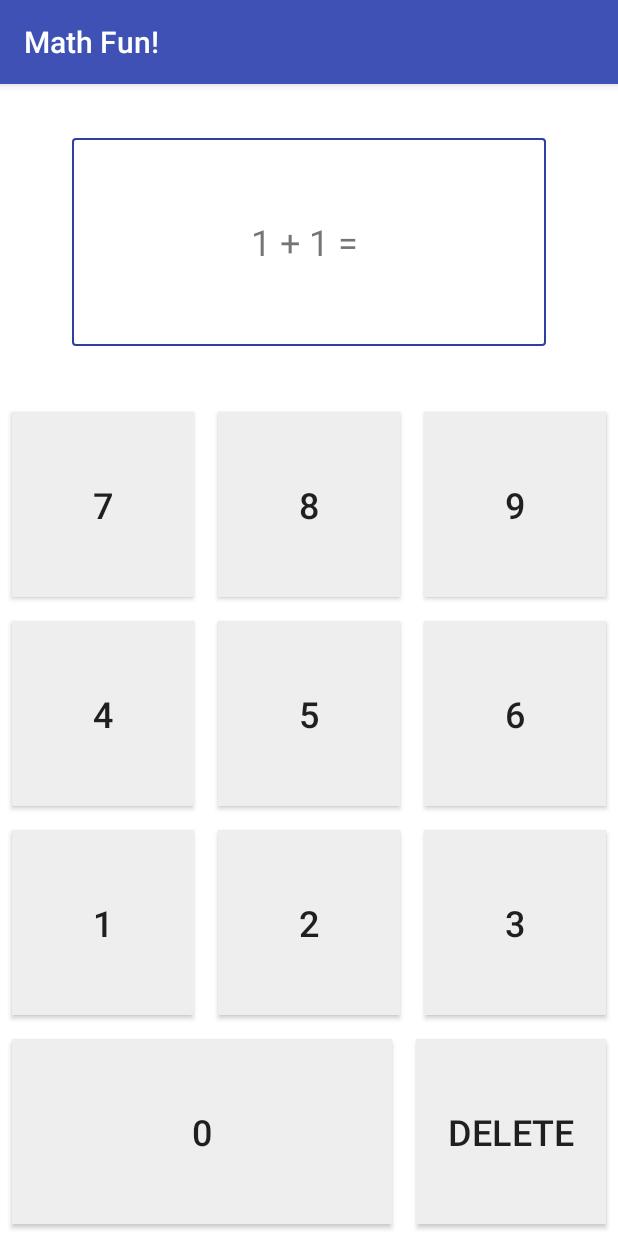
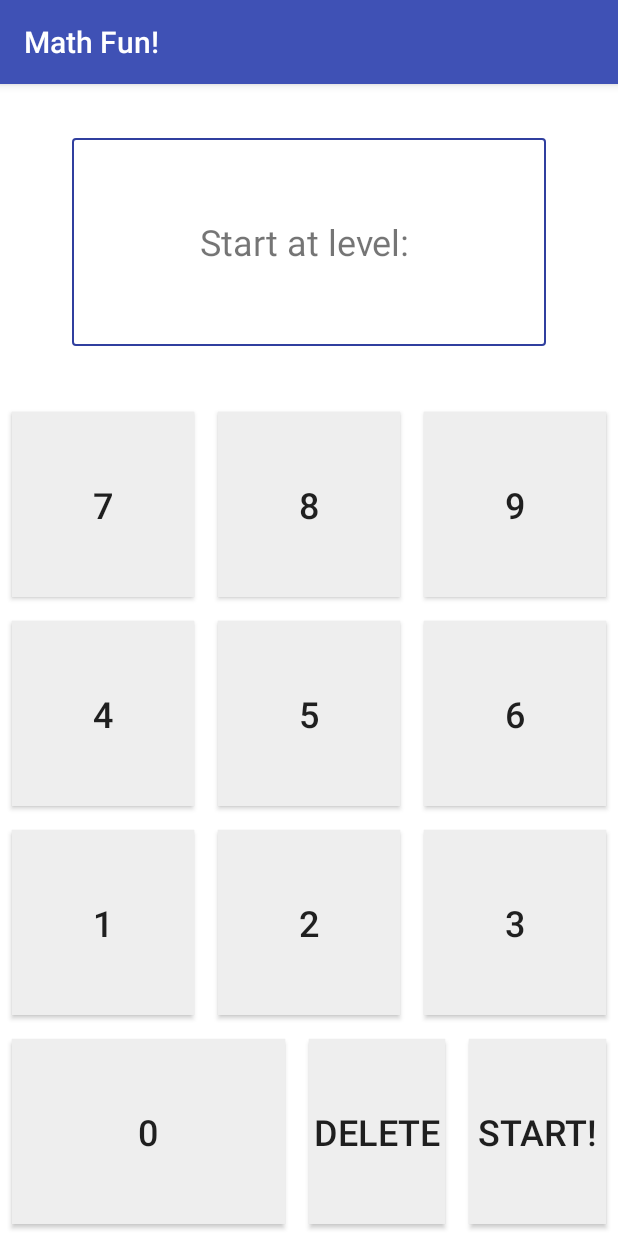
Before and after one commit to Aaronchoo/RNGFun, an Android app: the MathGame screen opened directly, with no data from a screen before it, on a phone screen of 412 x 824 dp. Run offline under Robolectric (Android 15) with nearby library versions, the phone set to English and light mode, and no system bars.

Commit message:
Levels and difficulty
Added levels, difficulty that increase after solving 25 questions and showing the current level in the title.

```diff
--- a/RNGFun/app/src/main/res/layout/activity_math_game.xml
+++ b/RNGFun/app/src/main/res/layout/activity_math_game.xml
@@ -19,7 +19,7 @@
         android:layout_marginRight="48dp"
         android:textSize="24sp"
         android:background="@drawable/outline_box"
-        android:text="1 + 1 = "
+        android:text="Start at level: "
         android:gravity="center"
         />
 
@@ -110,11 +110,18 @@
             android:layout_margin="8dp"
             android:text="0"
             />
+
         <Button
             style="@style/CalculatorButton"
             android:text="Delete"
             android:onClick="ButtonRemove"
             />
+        <Button
+            style="@style/CalculatorButton"
+            android:text="Start!"
+            android:onClick="getLevel"
+            android:id="@+id/submit_level"
+            />
     </LinearLayout>
 
 </LinearLayout>
```
Also changed, not shown: RNGFun/app/src/main/java/com/example/android/rngfun/MathGame.java (+43 -8 lines), RNGFun/app/src/main/res/layout/activity_give_random_numbers.xml (+12 -12 lines).
